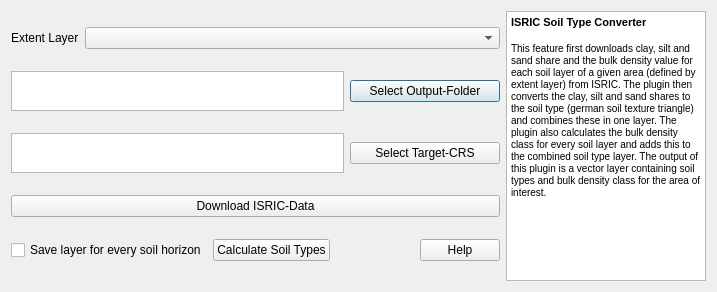
This is QTalsim/qtalsim_soil.ui in sydroconsult/QTalsim as Qt 5 draws it before an edit. The edited form follows.
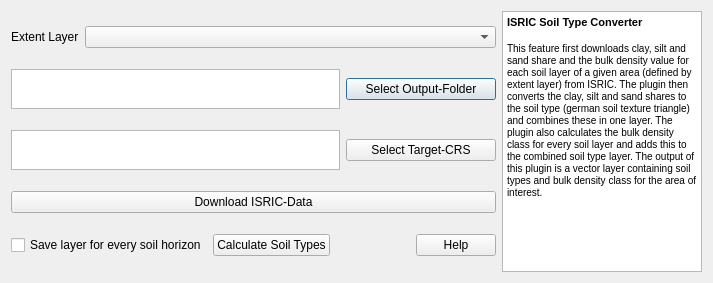
This is the edited form.

The edit to the form file:
```diff
--- a/QTalsim/qtalsim_soil.ui
+++ b/QTalsim/qtalsim_soil.ui
@@ -6,8 +6,8 @@
    <rect>
     <x>0</x>
     <y>0</y>
-    <width>717</width>
-    <height>292</height>
+    <width>713</width>
+    <height>283</height>
    </rect>
   </property>
   <property name="windowTitle">
```
